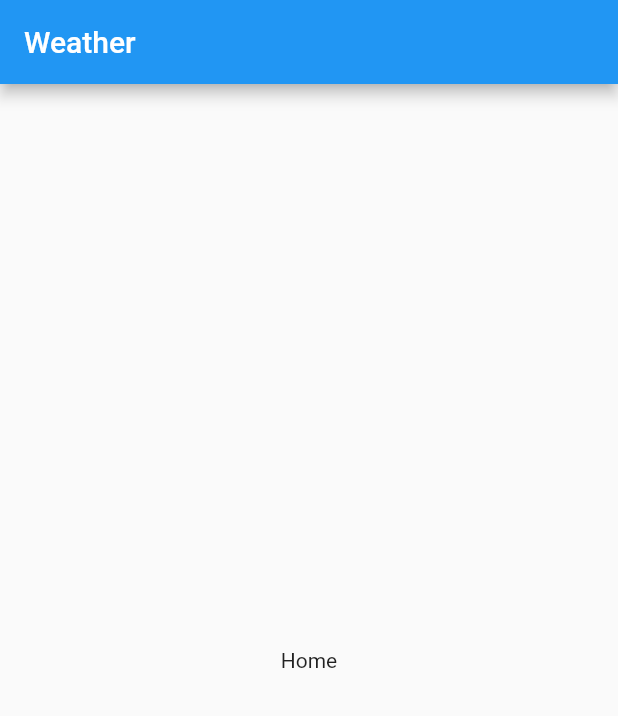
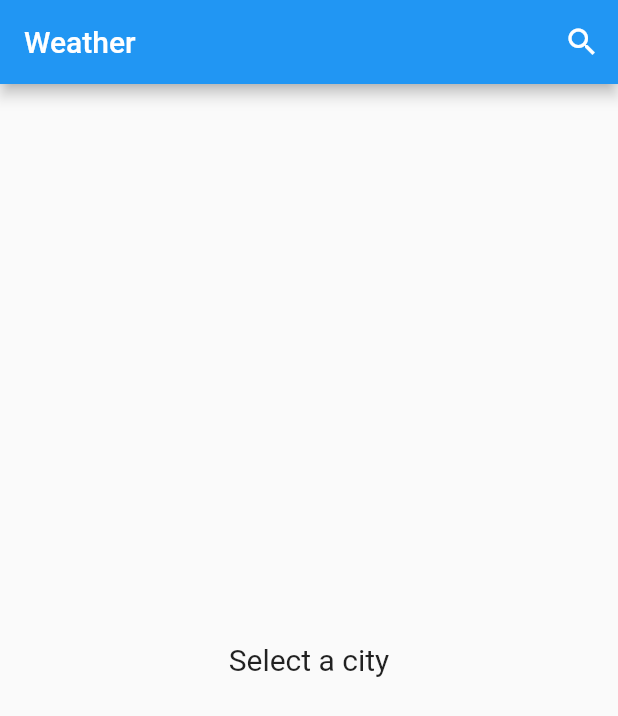
Before and after one commit to AllyTechEngineering/open_weather_cubit, a Flutter app: the screen it shows after launch, on a phone screen of 412 x 824 dp. Shown: the top 716 px of the screen. Run offline on Flutter 3.47's test engine with Material 2 defaults, Android fonts, the phone set to English and light mode, and no system bars; our stand-ins replace bloc, equatable, flutter_bloc, flutter_dotenv.

Commit message:
DONE: Step 65

```diff
--- /dev/null
+++ b/lib/cubits/weather/weather_cubit.dart
@@ -0,0 +1,34 @@
+import 'package:bloc/bloc.dart';
+import 'package:equatable/equatable.dart';
+import 'package:open_weather_cubit/models/weather.dart';
+import 'package:open_weather_cubit/models/custom_error.dart';
+import 'package:open_weather_cubit/repositories/weather_repository.dart';
+
+part 'weather_state.dart';
+
+class WeatherCubit extends Cubit<WeatherState> {
+  final WeatherRepository weatherRepository;
+
+  WeatherCubit({required this.weatherRepository})
+      : super(WeatherState.initial());
+
+  Future<void> fetchWeather(String city) async {
+    emit(state.copyWith(status: WeatherStatus.loading));
+
+    try {
+      final Weather weather = await weatherRepository.fetchWeather(city);
+
+      emit(state.copyWith(
+        status: WeatherStatus.loaded,
+        weather: weather,
+      ));
+      print('state: $state');
+    } on CustomError catch (e) {
+      emit(state.copyWith(
+        status: WeatherStatus.error,
+        error: e,
+      ));
+      print('state: $state');
+    }
+  } //Future<void>fetchWeather
+} //class WeatherCubit
--- /dev/null
+++ b/lib/cubits/weather/weather_state.dart
@@ -0,0 +1,42 @@
+part of 'weather_cubit.dart';
+
+enum WeatherStatus {
+  initial,
+  loading,
+  loaded,
+  error,
+}
+
+class WeatherState extends Equatable {
+  final WeatherStatus status;
+  final Weather weather;
+  final CustomError error;
+  WeatherState({
+    required this.status,
+    required this.weather,
+    required this.error,
+  });
+
+  /// factory constructor for weather_state.dart
+  factory WeatherState.initial() {
+    return WeatherState(
+        status: WeatherStatus.initial,
+        weather: Weather.initial(),
+        error: CustomError());
+  } //factory WeatherState
+
+  @override
+  List<Object> get props => [status, weather, error];
+
+  WeatherState copyWith({
+    WeatherStatus? status,
+    Weather? weather,
+    CustomError? error,
+  }) {
+    return WeatherState(
+      status: status ?? this.status,
+      weather: weather ?? this.weather,
+      error: error ?? this.error,
+    );
+  }
+} //class WeatherState
--- a/lib/main.dart
+++ b/lib/main.dart
@@ -1,10 +1,15 @@
 import 'package:flutter/material.dart';
 import 'package:flutter_dotenv/flutter_dotenv.dart';
-
+import 'package:flutter_bloc/flutter_bloc.dart';
+import 'package:open_weather_cubit/cubits/weather/weather_cubit.dart';
+import 'package:open_weather_cubit/repositories/weather_repository.dart';
+import 'package:open_weather_cubit/services/weather_api_services.dart';
+import 'package:http/http.dart' as http;
 import 'pages/home_page.dart';
 
 void main() async {
-  await dotenv.load(fileName: '.env'); // how to load the .env file with the API key
+  await dotenv.load(
+      fileName: '.env'); // how to load the .env file with the API key
   runApp(const MyApp());
 }
 
@@ -13,13 +18,29 @@ class MyApp extends StatelessWidget {
 
   @override
   Widget build(BuildContext context) {
-    return MaterialApp(
-      title: 'Weather App',
-      debugShowCheckedModeBanner: false,
-      theme: ThemeData(
-        primarySwatch: Colors.blue,
+    return RepositoryProvider(
+      create: (context) => WeatherRepository(
+        weatherApiServices: WeatherApiServices(
+          httpClient: http.Client(),
+        ),
       ),
-      home: const HomePage(),
+      child: MultiBlocProvider(
+        providers: [
+          BlocProvider<WeatherCubit>(
+            create: (context) => WeatherCubit(
+              weatherRepository: context.read<WeatherRepository>(),
+            ),
+          ),
+        ],
+        child: MaterialApp(
+          title: 'Weather App',
+          debugShowCheckedModeBanner: false,
+          theme: ThemeData(
+            primarySwatch: Colors.blue,
+          ),
+          home: const HomePage(),
+        ),
+      ),
     );
   }
 }
--- /dev/null
+++ b/lib/models/custom_error.dart
@@ -0,0 +1,17 @@
+import 'package:equatable/equatable.dart';
+
+/// Provides a custom error model for errors that have occured in the weather app
+
+class CustomError extends Equatable {
+  final String errMsg;
+  CustomError({
+    /// The empty screen is the defualt initial value of the error
+    this.errMsg = ' ',
+  });
+
+  @override
+  List<Object> get props => [errMsg];
+
+  // @override
+  // String toString() => 'CustomError(errMsg: $errMsg)';
+}
--- a/lib/models/customer_error.dart
+++ /dev/null
@@ -1,14 +0,0 @@
-import 'package:equatable/equatable.dart';
-
-class CustomError extends Equatable {
-  final String errMsg;
-  CustomError({
-    this.errMsg = ' ',
-  });
-
-  @override
-  List<Object> get props => [errMsg];
-
-  @override
-  String toString() => 'CustomError(errMsg: $errMsg)';
-}
--- a/lib/models/direct_geocoding.dart
+++ b/lib/models/direct_geocoding.dart
@@ -1,4 +1,30 @@
 import 'package:equatable/equatable.dart';
+
+/// This is the backbone of the app and the first thing created.
+/// openweather api is deprecating looking up weather by name/country so we need two API calls.
+///
+/// First call is to get the lat and lon of the city.
+/// Second is to get the data for that city and not use the city and country - use lat and lon.
+///
+/// We will not use the openweather api city and country?
+/// Based on the first API call and uses name, lat, lon and country.
+/// We need this to get the lat and lon of the city we are looking for.
+///
+///
+/// * Factory constructor: used to decode the JSON into a list of dynamic type.
+///
+/// * We only need the first JSON so this sets that up.
+/// * ...
+/// '''dart final Map<String, dynamic> data = json[0];'''
+///
+/// * Create a DirectGeocoding instance and return it.
+///
+/// '''dart return DirectGeocoding(
+/// name: data['name'],
+/// lat: data['lat'],
+/// lon: data['lon'],
+/// country: data['country']);'''
+///
 
 class DirectGeocoding extends Equatable {
   final String name;
@@ -12,18 +38,24 @@ class DirectGeocoding extends Equatable {
     required this.country,
   });
 
-  /// factory constructor
+ /// This is the factory constructor mentioned above.
   factory DirectGeocoding.fromJson(List<dynamic> json) {
+    /// We only need the first JSON so this sets that up
     final Map<String, dynamic> data = json[0];
+
+    /// Create a DirectGeocoding instance and return it
     return DirectGeocoding(
-        name: data['name'], lat: data['lat'], lon: data['lon'], country: data['country']);
+        name: data['name'],
+        lat: data['lat'],
+        lon: data['lon'],
+        country: data['country']);
   } //factory DirectGeocoding
 
   @override
   List<Object> get props => [name, lat, lon, country];
 
-  @override
-  String toString() {
-    return 'DirectGeocoding(name: $name, lat: $lat, lon: $lon, country: $country)';
-  }
+  // @override
+  // String toString() {
+  //   return 'DirectGeocoding(name: $name, lat: $lat, lon: $lon, country: $country)';
+  // }
 } //class DirectGeocoding
--- a/lib/models/weather.dart
+++ b/lib/models/weather.dart
@@ -1,4 +1,8 @@
 import 'package:equatable/equatable.dart';
+
+/// This is the backbone of the app and the second class created.
+/// the variables store the results of the API call using lat and lon for a given city
+///
 
 class Weather extends Equatable {
   final String description;
@@ -20,21 +24,30 @@ class Weather extends Equatable {
     required this.lastUpdated,
   });
 
-  /// factory constructor
+  /// factory constructor creates a Weather object from the read JSON
   factory Weather.fromJson(Map<String, dynamic> json) {
+    /// first values of the weather list assigned to the variable weather
     final weather = json['weather'][0];
+
+    /// variable main stores the main object
     final main = json['main'];
+
+    /// create the weather instance and return it
     return Weather(
         description: weather['description'],
         icon: weather['icon'],
         temp: main['temp'],
         tempMin: main['temp_min'],
         tempMax: main['temp_max'],
+
+        /// the name and country in DirectGeocoding will be used here
         name: '',
         country: '',
+
+        /// this is the local time stamp
         lastUpdated: DateTime.now());
   } //factory Weather
-
+  /// factory constructor is used for the inital value of WeatherState makes this non nullable to help with issues latter
   factory Weather.initial() => Weather(
         description: '',
         icon: '',
@@ -60,10 +73,10 @@ class Weather extends Equatable {
     ];
   }
 
-  @override
-  String toString() {
-    return 'Weather(description: $description, icon: $icon, temp: $temp, tempMin: $tempMin, tempMax: $tempMax, name: $name, country: $country, lastUpdated: $lastUpdated)';
-  }
+  // @override
+  // String toString() {
+  //   return 'Weather(description: $description, icon: $icon, temp: $temp, tempMin: $tempMin, tempMax: $tempMax, name: $name, country: $country, lastUpdated: $lastUpdated)';
+  // }
 
   Weather copyWith({
     String? description,
--- a/lib/pages/home_page.dart
+++ b/lib/pages/home_page.dart
@@ -1,9 +1,7 @@
 import 'package:flutter/material.dart';
-
-/// the packages below are used for testing the repository API call
-// import 'package:open_weather_cubit/repositories/weather_repository.dart';
-// import 'package:open_weather_cubit/services/weather_api_services.dart';
-// import 'package:http/http.dart' as http;
+import 'package:open_weather_cubit/cubits/weather/weather_cubit.dart';
+import 'package:open_weather_cubit/pages/search_page.dart';
+import 'package:flutter_bloc/flutter_bloc.dart';
 
 class HomePage extends StatefulWidget {
   const HomePage({Key? key}) : super(key: key);
@@ -13,30 +11,117 @@ class HomePage extends StatefulWidget {
 }
 
 class _HomePageState extends State<HomePage> {
-  /// Test code to check the repository and api call
-  /*
-   @override
-  void initState() {
-    super.initState();
-    _fetchWeather();
-  }
-
-  _fetchWeather() {
-    WeatherRepository(
-            weatherApiServices: WeatherApiServices(httpClient: http.Client()))
-        .fetchWeather('London');
-  }
-  */
+  String? _city;
 
   @override
   Widget build(BuildContext context) {
     return Scaffold(
       appBar: AppBar(
         title: Text('Weather'),
+        actions: [
+          IconButton(
+            icon: const Icon(Icons.search),
+            onPressed: () async {
+              _city = await Navigator.push(
+                context,
+                MaterialPageRoute(
+                  builder: (context) {
+                    return SearchPage();
+                  },
+                ),
+              );
+              print('city: $_city');
+              if (_city != null) {
+                context.read<WeatherCubit>().fetchWeather(_city!);
+              }
+            },
+          )
+        ],
       ),
-      body: Center(
-        child: Text('Home'),
-      ),
+      body: _showWeather(),
+    );
+  } //Widget build
+
+  /// Create _showWeather() method that returns widgets
+  ///
+  /// See Video at 65. HomePage widget 1 - initial, loading, error
+  ///
+  /// If there is an error a dialog will be displayed otherwise a widget will be displayed
+  ///
+  /// Need BlocListener and BlocBuilder for this method but we can use BlocConsumer to simplify the code. We will return BlocConsumer
+  ///
+  Widget _showWeather() {
+    return BlocConsumer<WeatherCubit, WeatherState>(
+      listener: (context, state) {
+        /// In the case of an error we will display an AlertDialog.
+        ///
+        /// '''return AlertDialog(
+        /// content: Text(state.error.errMsg),'''
+        ///
+        /// listener callback receives BuildContext and WeatherState as arguments.
+        ///
+        if (state.status == WeatherStatus.error) {
+          showDialog(
+            context: context,
+            builder: (context) {
+              /// Displays errMessage property of state.error from the builder callback.
+              ///
+              return AlertDialog(
+                content: Text(state.error.errMsg),
+              );
+            },
+          );
+        }
+      },
+
+      /// The builder recieves BuildContext and WeatherState as arguments.
+      ///
+      /// If the state.status is the same as WeatherStatus.initial - no search has occured yet. Display Select a City string.
+      ///
+      /// If the state.status is the same as WeatherState.loading, the data is being read to display the CircularProgressIndicator.
+      ///
+      /// For the rest of the cases (states?) the data is loaded normally. Display the weather data.
+      ///
+      builder: (context, state) {
+        ///State: initial
+        ///
+        if (state.status == WeatherStatus.initial) {
+          return const Center(
+            child: Text(
+              'Select a city',
+              style: TextStyle(fontSize: 20.0),
+            ),
+          );
+        }
+
+        ///This is for an edge case when an error occurs at the start of the app
+        ///
+        if (state.status == WeatherStatus.error && state.weather.name == '') {
+          return const Center(
+            child: Text(
+              'Select a city',
+              style: TextStyle(fontSize: 20.0),
+            ),
+          );
+        }
+
+        ///State: loading
+        ///
+        if (state.status == WeatherStatus.loading) {
+          return const Center(
+            child: CircularProgressIndicator(),
+          );
+        }
+
+        ///State: loaded normally
+        ///
+        return Center(
+          child: Text(
+            state.weather.name,
+            style: TextStyle(fontSize: 18.0),
+          ),
+        );
+      },
     );
   }
-}
+} //class _HomePageState
--- a/lib/repositories/weather_repository.dart
+++ b/lib/repositories/weather_repository.dart
@@ -1,5 +1,5 @@
 import 'package:open_weather_cubit/exceptions/weather_exception.dart';
-import 'package:open_weather_cubit/models/customer_error.dart';
+import 'package:open_weather_cubit/models/custom_error.dart';
 import 'package:open_weather_cubit/models/direct_geocoding.dart';
 import 'package:open_weather_cubit/models/weather.dart';
 import 'package:open_weather_cubit/services/weather_api_services.dart';
@@ -26,7 +26,7 @@ class WeatherRepository {
         country: directGeocoding.country,
       );
 
-      print('weather: $weather');
+      // print('weather: $weather');
 
       return weather;
     } on WeatherException catch (e) {
--- a/pubspec.yaml
+++ b/pubspec.yaml
@@ -34,6 +34,7 @@ dependencies:
   flutter_bloc: ^8.1.2
   flutter_dotenv: ^5.1.0
   http: ^1.1.0
+  markdown: ^7.1.1
   recase: ^4.1.0
 
 dev_dependencies:
```
Also changed, not shown: lib/pages/search_page.dart (+63 -7 lines), pubspec.lock, 3 other files.
